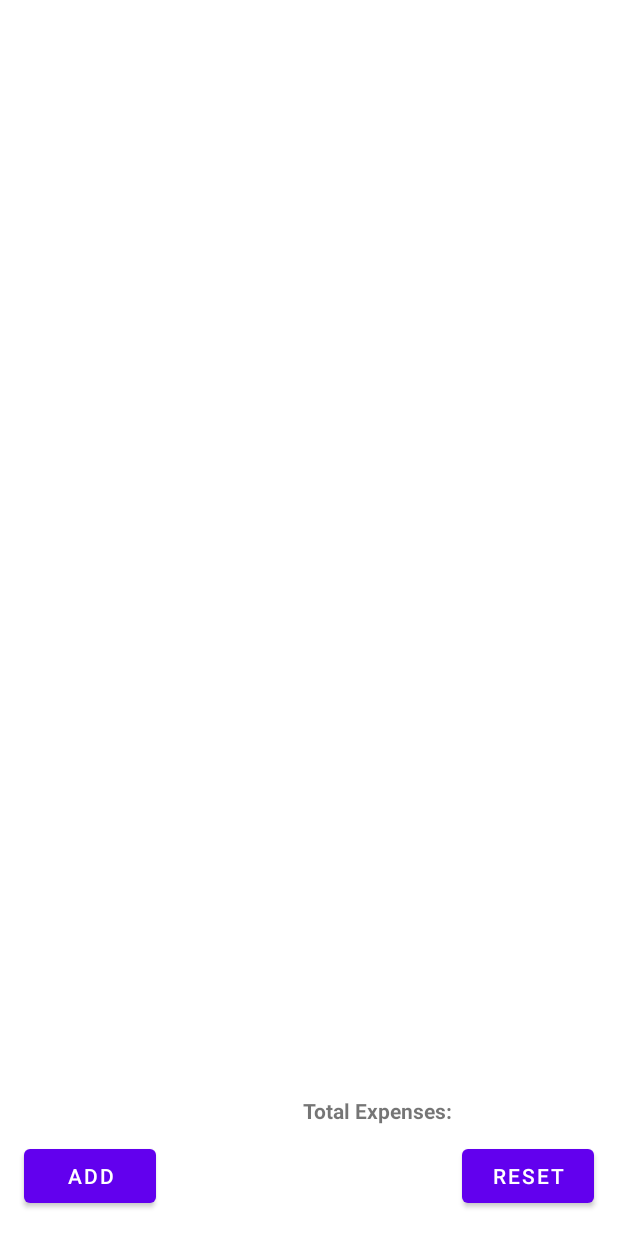
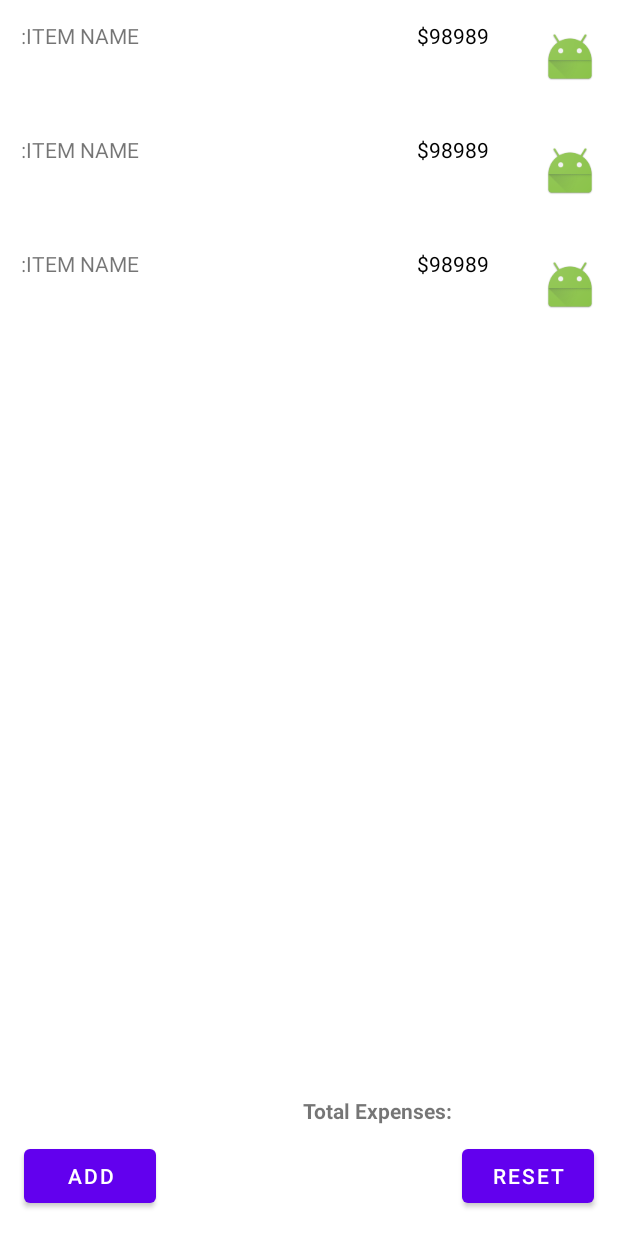
Before and after one commit to afzalansari1/KhataBook, an Android app: the layout activity_main.xml on its own in the app's theme, with its tools: preview values and no code run, on a phone screen of 412 x 824 dp. Run offline under Robolectric (Android 15) with nearby library versions, the phone set to English and light mode, and no system bars; network calls fail.

Commit message:
Added Adapter and ViewModel

```diff
--- a/app/src/main/res/layout/activity_main.xml
+++ b/app/src/main/res/layout/activity_main.xml
@@ -35,9 +35,10 @@
         app:layout_constraintTop_toTopOf="@+id/expenses_lists"
         app:layout_constraintVertical_bias="1.0"/>
     <androidx.recyclerview.widget.RecyclerView
-        android:id="@+id/expenses_lists"
+        android:id="@+id/recyclerView"
         android:layout_width="0dp"
         android:layout_height="0dp"
+        tools:listitem="@layout/list_item"
         app:layout_constraintBottom_toTopOf="@+id/linearLayout"
         app:layout_constraintEnd_toEndOf="parent"
         app:layout_constraintHorizontal_bias="0.5"
--- a/app/src/main/res/layout/list_item.xml
+++ b/app/src/main/res/layout/list_item.xml
@@ -1,5 +1,5 @@
 <?xml version="1.0" encoding="utf-8"?>
-<LinearLayout
+<LinearLayout xmlns:app="http://schemas.android.com/apk/res-auto"
     android:orientation="horizontal"
     xmlns:android="http://schemas.android.com/apk/res/android"
     android:layout_width="match_parent"
@@ -8,14 +8,24 @@
 
     <TextView
         android:id="@+id/item_name"
+        android:text=":ITEM NAME"
         android:layout_width="match_parent"
         android:layout_height="match_parent"
-        android:layout_weight="1" />
+        android:layout_weight="2" />
     <TextView
         android:id="@+id/price"
+
+        android:text="$98989"
         android:layout_width="match_parent"
         android:layout_height="wrap_content"
-        android:layout_weight="3"
-        android:gravity="right"
+        android:layout_weight="5"
         android:textColor="@color/black"/>
+
+    <ImageView
+        android:id="@+id/delete"
+        android:layout_width="wrap_content"
+        android:layout_height="wrap_content"
+        android:layout_gravity="right"
+        android:layout_weight="0.2"
+        app:srcCompat="@android:mipmap/sym_def_app_icon" />
 </LinearLayout>
```
Also changed, not shown: app/src/main/java/com/afzal/database/Subject.kt (+4 -5 lines), app/src/main/java/com/afzal/database/SubjectDao.kt (+10 -5 lines), app/src/main/java/com/afzal/database/SubjectRepository.kt (added, +15 -0 lines), app/src/main/java/com/afzal/khatabook/MainActivity.kt (+26 -1 lines), app/src/main/java/com/afzal/khatabook/SubjectDataAdapter.kt (added, +40 -0 lines), app/src/main/java/com/afzal/khatabook/SubjectViewModel.kt (added, +20 -0 lines).
